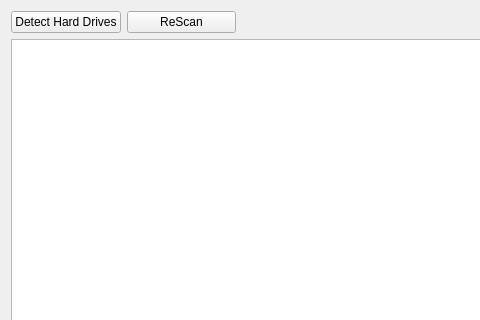
Qt form hddselectdialog.ui (Xpl0itU/qtwitgui-plus) before a commit; both pictures show x 0 to 480 and y 0 to 320 of the 792 by 450 pixel window.
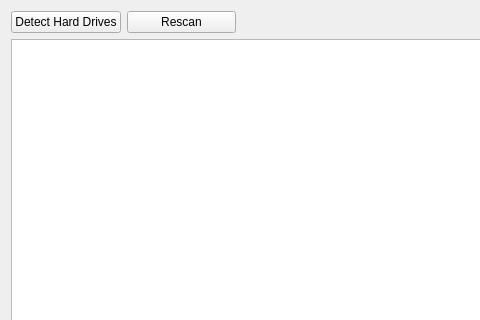
The same form after that commit.

Diff of the .ui file:
```diff
--- a/hddselectdialog.ui
+++ b/hddselectdialog.ui
@@ -53,7 +53,7 @@
         <string>Rescan only the partitions in this list</string>
        </property>
        <property name="text">
-        <string>ReScan</string>
+        <string>Rescan</string>
        </property>
       </widget>
      </item>
```
